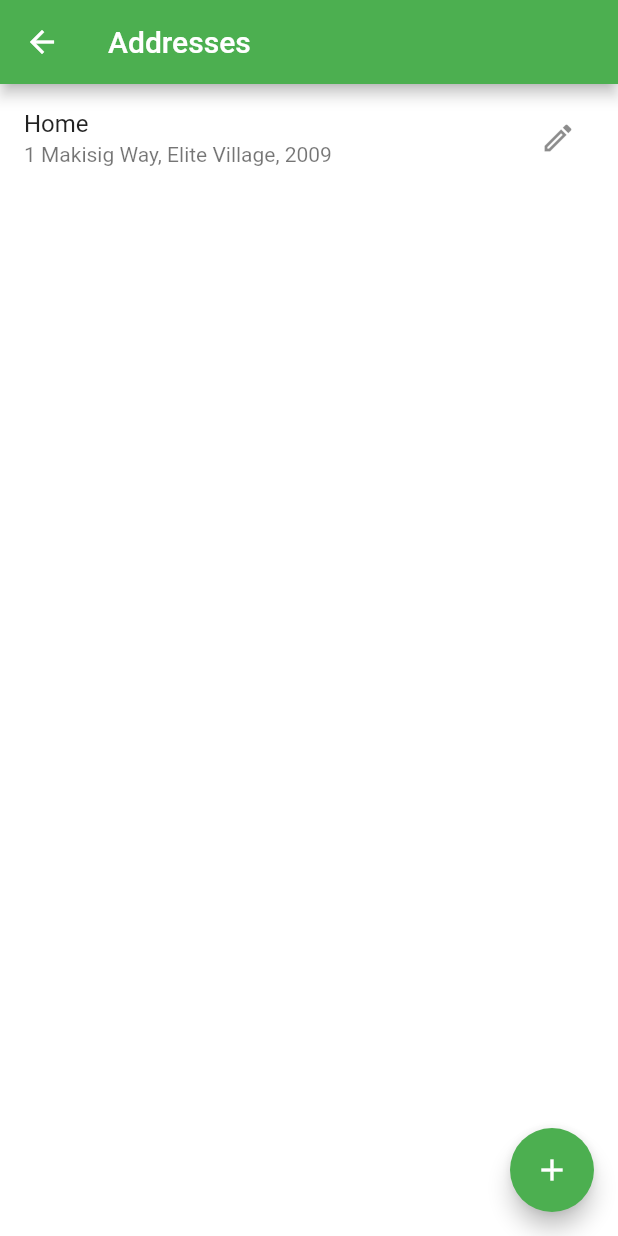
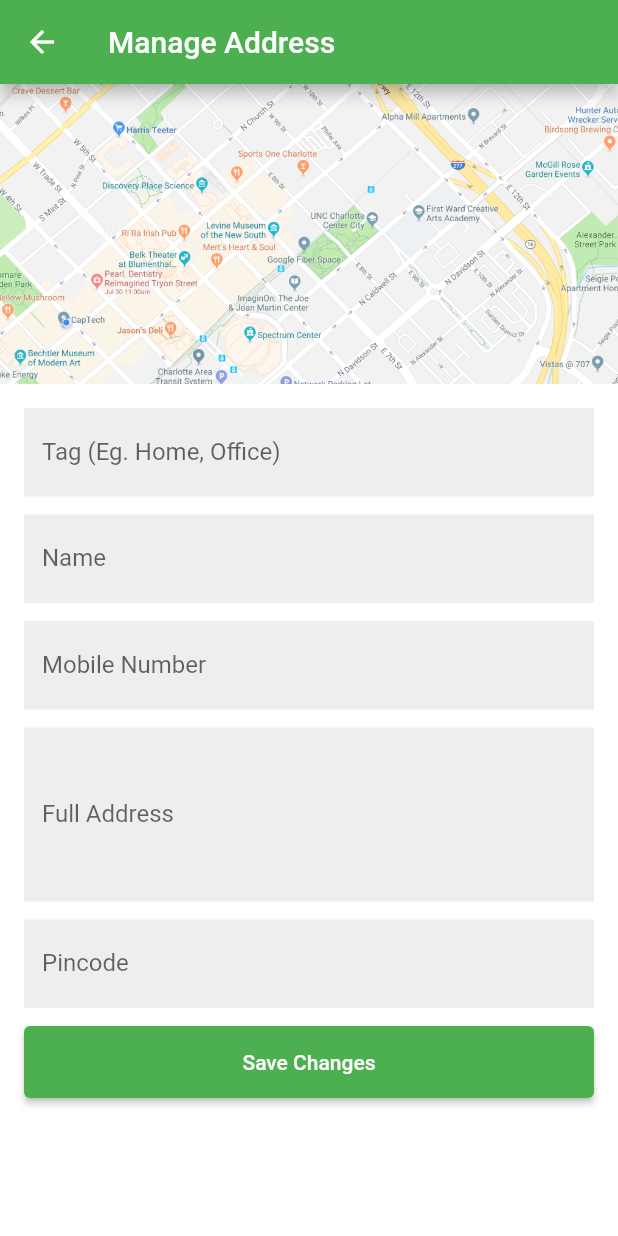
Before and after one commit to MBanawa/groceryapp, a Flutter app: the AddressScreen screen opened directly, after a tap on the "edit" icon, on a phone screen of 412 x 824 dp. Run offline on Flutter 3.47's test engine with Material 2 defaults, Android fonts, the light colour scheme and no system bars; our stand-ins replace carousel_slider, get.

Commit message:
added manage address page

```diff
--- a/lib/screens/address.dart
+++ b/lib/screens/address.dart
@@ -1,4 +1,6 @@
 import 'package:flutter/material.dart';
+import 'package:get/get.dart';
+import 'package:groceryapp/screens/manage_address.dart';
 
 class AddressScreen extends StatelessWidget {
   const AddressScreen({Key? key}) : super(key: key);
@@ -15,14 +17,18 @@ class AddressScreen extends StatelessWidget {
             title: const Text("Home"),
             subtitle: const Text("1 Makisig Way, Elite Village, 2009"),
             trailing: IconButton(
-              onPressed: () {},
+              onPressed: () {
+                Get.to(const ManageAddressScreen());
+              },
               icon: const Icon(Icons.edit_outlined),
             ),
           )
         ],
       ),
       floatingActionButton: FloatingActionButton(
-        onPressed: () {},
+        onPressed: () {
+          Get.to(const ManageAddressScreen());
+        },
         child: const Icon(Icons.add),
       ),
     );
--- /dev/null
+++ b/lib/screens/manage_address.dart
@@ -0,0 +1,93 @@
+import 'package:flutter/material.dart';
+import 'package:get/get.dart';
+
+class ManageAddressScreen extends StatelessWidget {
+  const ManageAddressScreen({Key? key}) : super(key: key);
+
+  @override
+  Widget build(BuildContext context) {
+    return Scaffold(
+      appBar: AppBar(
+        title: const Text("Manage Address"),
+      ),
+      body: SingleChildScrollView(
+        child: Column(
+          children: [
+            // ignore: sized_box_for_whitespace
+            Container(
+              child: Image.asset(
+                'assets/images/map.png',
+                fit: BoxFit.cover,
+              ),
+              height: 200,
+              width: MediaQuery.of(context).size.width,
+            ),
+            Container(
+              padding: const EdgeInsets.all(16.0),
+              child: Column(
+                children: [
+                  TextField(
+                    decoration: InputDecoration(
+                      filled: true,
+                      fillColor: Colors.grey[200],
+                      border: InputBorder.none,
+                      labelText: "Tag (Eg. Home, Office)",
+                    ),
+                  ),
+                  const SizedBox(height: 12),
+                  TextField(
+                    decoration: InputDecoration(
+                      filled: true,
+                      fillColor: Colors.grey[200],
+                      border: InputBorder.none,
+                      labelText: "Name",
+                    ),
+                  ),
+                  const SizedBox(height: 12),
+                  TextField(
+                    decoration: InputDecoration(
+                      filled: true,
+                      fillColor: Colors.grey[200],
+                      border: InputBorder.none,
+                      labelText: "Mobile Number",
+                    ),
+                  ),
+                  const SizedBox(height: 12),
+                  TextField(
+                    maxLines: 4,
+                    decoration: InputDecoration(
+                      filled: true,
+                      fillColor: Colors.grey[200],
+                      border: InputBorder.none,
+                      labelText: "Full Address",
+                    ),
+                  ),
+                  const SizedBox(height: 12),
+                  TextField(
+                    decoration: InputDecoration(
+                      filled: true,
+                      fillColor: Colors.grey[200],
+                      border: InputBorder.none,
+                      labelText: "Pincode",
+                    ),
+                  ),
+                  const SizedBox(height: 12),
+                  Container(
+                    width: MediaQuery.of(context).size.width,
+                    height: 48,
+                    child: ElevatedButton(
+                      child: const Text("Save Changes"),
+                      onPressed: () {
+                        Get.back();
+                      },
+                    ),
+                  ),
+                ],
+              ),
+            ),
+          ],
+        ),
+      ),
+    );
+  }
+}
```
